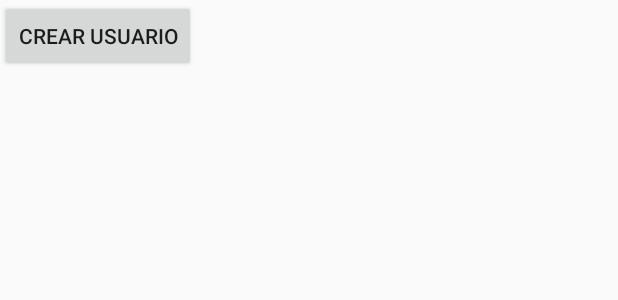
After one commit to jelondoca/musicapp, an Android app: the layout activity_user.xml on its own in the app's theme, with its tools: preview values and no code run, on a phone screen of 412 x 824 dp. The commit adds this screen. Shown: the top 300 px of the screen. Run offline under Robolectric (Android 15) with nearby library versions, the phone set to English and light mode, and no system bars.

Commit message:
Se agrega funcionalidad para crear usuarios

```diff
--- a/app/src/main/AndroidManifest.xml
+++ b/app/src/main/AndroidManifest.xml
@@ -12,7 +12,10 @@
         android:roundIcon="@mipmap/ic_launcher_round"
         android:supportsRtl="true"
         android:theme="@style/AppTheme">
-        <activity android:name=".SongActivity"></activity>
+        <activity android:name=".UserActivity">
+
+        </activity>
+        <activity android:name=".SongActivity" />
         <activity android:name=".AlbumActivity" />
         <activity android:name=".ArtistActivity">
             <intent-filter>
--- /dev/null
+++ b/app/src/main/res/layout/activity_user.xml
@@ -0,0 +1,15 @@
+<?xml version="1.0" encoding="utf-8"?>
+<LinearLayout xmlns:android="http://schemas.android.com/apk/res/android"
+    xmlns:app="http://schemas.android.com/apk/res-auto"
+    xmlns:tools="http://schemas.android.com/tools"
+    android:layout_width="match_parent"
+    android:layout_height="match_parent"
+    tools:context=".UserActivity">
+
+    <Button
+        android:id="@+id/button"
+        android:layout_width="wrap_content"
+        android:layout_height="wrap_content"
+        android:text="Crear Usuario"/>
+
+</LinearLayout>
```
Also changed, not shown: app/src/main/java/com/jelondoca/musicapp/UserActivity.kt (added, +49 -0 lines), app/src/main/java/com/jelondoca/musicapp/models/UserModel.kt (added, +9 -0 lines), app/src/main/java/com/jelondoca/musicapp/repositories/UserRepository.kt (added, +29 -0 lines), app/src/main/java/com/jelondoca/musicapp/services/UserService.kt (added, +12 -0 lines), app/src/main/java/com/jelondoca/musicapp/services/factory/ServiceFactory.kt (+13 -6 lines), app/src/main/res/layout/activity_artist.xml (line endings or trailing spaces).
